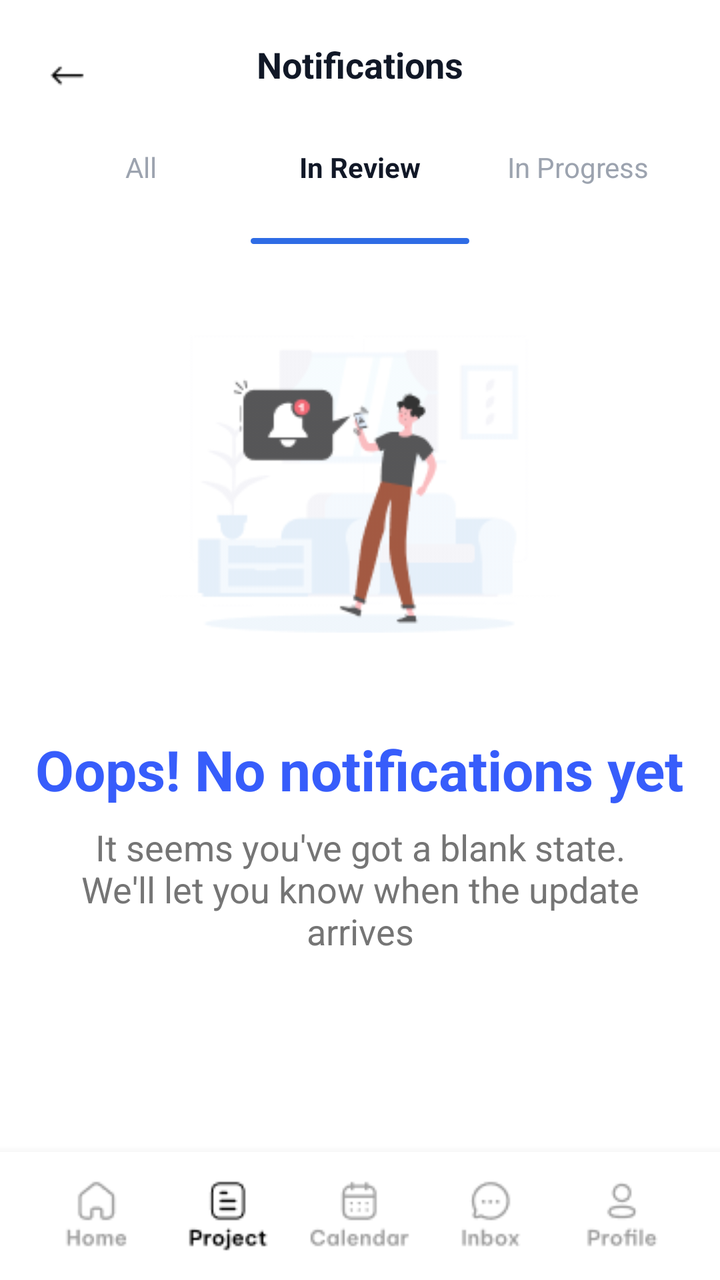
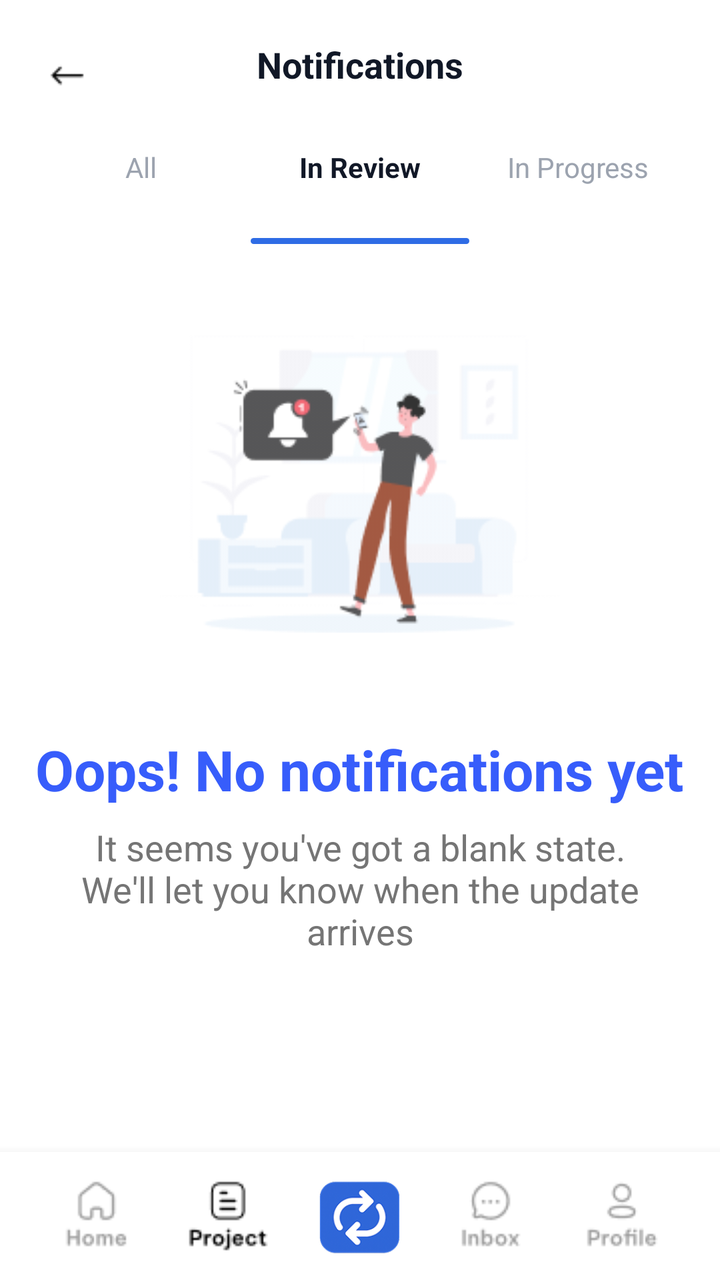

Compare the two renders of this Android layout. The source of the first and the diff that turns it into the second are given below.
<!-- AndroidManifest.xml: application theme Theme.Teamflow -->
<!-- res/layout/activity_notifications_empty.xml -->
<RelativeLayout xmlns:android="http://schemas.android.com/apk/res/android"
    android:layout_width="match_parent"
    android:layout_height="match_parent"
    android:background="#FFFFFF">

    
    <RelativeLayout
        android:layout_marginTop="10dp"
        android:id="@+id/topBar"
        android:layout_width="match_parent"
        android:layout_height="56dp"
        android:paddingStart="16dp"
        android:paddingEnd="16dp"
        android:gravity="center_vertical">

        <ImageView
            android:id="@+id/btnBack"
            android:layout_width="36dp"
            android:layout_height="36dp"
            android:src="@drawable/back_arrow" />

        <TextView
            android:id="@+id/tvTitle"
            android:layout_width="wrap_content"
            android:layout_height="wrap_content"
            android:layout_centerHorizontal="true"
            android:text="Notifications"
            android:textSize="18sp"
            android:textStyle="bold"
            android:textColor="#111827" />
    </RelativeLayout>

    
    <RelativeLayout
        android:id="@+id/tabs"
        android:layout_width="match_parent"
        android:layout_height="56dp"
        android:layout_below="@id/topBar"
        android:paddingStart="16dp"
        android:paddingEnd="16dp">

        <LinearLayout
            android:layout_width="match_parent"
            android:layout_height="match_parent"
            android:orientation="horizontal"
            android:gravity="center_vertical">

            <RelativeLayout
                android:id="@+id/tabPending"
                android:layout_width="0dp"
                android:layout_height="match_parent"
                android:layout_weight="1">

                <TextView
                    android:layout_width="wrap_content"
                    android:layout_height="wrap_content"
                    android:layout_centerHorizontal="true"
                    android:layout_marginTop="8dp"
                    android:text="All"
                    android:textSize="14sp"
                    android:textColor="#9CA3AF"/>

                

            </RelativeLayout>

            <RelativeLayout
                android:id="@+id/tabCompleted"
                android:layout_width="0dp"
                android:layout_height="match_parent"
                android:layout_weight="1">

                <TextView
                    android:layout_width="wrap_content"
                    android:layout_height="wrap_content"
                    android:layout_centerHorizontal="true"
                    android:layout_marginTop="8dp"
                    android:text="In Review"
                    android:textColor="#111827"
                    android:textStyle="bold"

                    android:textSize="14sp"
                    />
                <View
                    android:layout_width="match_parent"
                    android:layout_height="3dp"
                    android:layout_alignParentBottom="true"
                    android:layout_centerHorizontal="true"
                    android:background="@drawable/bg_tab_indicator"/>
            </RelativeLayout>

            <RelativeLayout
                android:id="@+id/tabAll"
                android:layout_width="0dp"
                android:layout_height="match_parent"
                android:layout_weight="1">

                <TextView
                    android:layout_width="wrap_content"
                    android:layout_height="wrap_content"
                    android:layout_centerHorizontal="true"
                    android:layout_marginTop="8dp"
                    android:text="In Progress"
                    android:textSize="14sp"
                    android:textColor="#9CA3AF" />
            </RelativeLayout>
        </LinearLayout>
    </RelativeLayout>

    
    <LinearLayout
        android:layout_width="match_parent"
        android:layout_height="match_parent"
        android:orientation="vertical"
        android:gravity="center"
        android:layout_marginTop="40dp"
        android:layout_marginBottom="60dp">

        <ImageView
            android:id="@+id/imgEmptyNotifs"
            android:layout_width="200dp"
            android:layout_height="200dp"
            android:src="@drawable/notifications_empty_image"
            android:contentDescription="No Notifications"
            android:alpha="0.8" />

        <TextView
            android:id="@+id/Desc"
            android:layout_width="wrap_content"
            android:layout_height="wrap_content"
            android:layout_marginTop="24dp"
            android:text="Oops! No notifications yet"
            android:textColor="@color/bluebg"
            android:textStyle="bold"
            android:textSize="28sp" />

        <TextView
            android:id="@+id/txtEmptyNotifs"
            android:layout_width="280dp"
            android:layout_height="wrap_content"
            android:layout_marginTop="8dp"
            android:text="It seems you've got a blank state. We'll let you know when the update arrives"
            android:gravity="center"
            android:textColor="#757575"
            android:textSize="18sp" />

    </LinearLayout>

    
    <LinearLayout
        android:id="@+id/bottomNav"
        android:layout_width="match_parent"
        android:layout_height="64dp"
        android:layout_alignParentBottom="true"
        android:orientation="horizontal"
        android:background="#FFFFFF"
        android:paddingStart="16dp"
        android:paddingEnd="16dp"
        android:elevation="8dp">

        
        <LinearLayout
            android:layout_width="0dp"
            android:layout_height="match_parent"
            android:layout_weight="1"
            android:gravity="center"
            android:orientation="vertical">

            <ImageView
                android:layout_width="wrap_content"
                android:layout_height="wrap_content"
                android:src="@drawable/home_unselect"
                />


        </LinearLayout>

        
        <LinearLayout
            android:layout_width="0dp"
            android:layout_height="match_parent"
            android:layout_weight="1"
            android:gravity="center"
            android:orientation="vertical">
            <ImageView android:layout_width="wrap_content" android:layout_height="wrap_content" android:src="@drawable/project"
                android:tint="@color/black"/>
        </LinearLayout>

        <LinearLayout
            android:layout_width="0dp"
            android:layout_height="match_parent"
            android:layout_weight="1"
            android:gravity="center"
            android:orientation="vertical">
            <ImageView android:layout_width="wrap_content" android:layout_height="wrap_content" android:src="@drawable/calendar_unselect"/>
        </LinearLayout>

        <LinearLayout
            android:layout_width="0dp"
            android:layout_height="match_parent"
            android:layout_weight="1"
            android:gravity="center"
            android:orientation="vertical">
            <ImageView android:layout_width="wrap_content" android:layout_height="wrap_content" android:src="@drawable/inbox_unselect"/>
        </LinearLayout>

        <LinearLayout
            android:layout_width="0dp"
            android:layout_height="match_parent"
            android:layout_weight="1"
            android:gravity="center"
            android:orientation="vertical">
            <ImageView android:layout_width="wrap_content" android:layout_height="wrap_content" android:src="@drawable/profile_unselect"/>
        </LinearLayout>
    </LinearLayout>
</RelativeLayout>
<!-- resources referenced by this layout -->
<resources>
  <color name="black">#FF000000</color>
  <color name="bluebg">#375DFB</color>
  <!-- drawable back_arrow: png bitmap (drawable, 621 bytes) -->
  <!-- drawable bg_tab_indicator (drawable) -->
  <shape xmlns:android="http://schemas.android.com/apk/res/android">
      <solid android:color="#2F6CE5"/>
      <corners android:radius="99dp"/>
  </shape>
  <!-- drawable calendar_unselect: png bitmap (drawable, 1151 bytes) -->
  <!-- drawable home_unselect: png bitmap (drawable, 898 bytes) -->
  <!-- drawable inbox_unselect: png bitmap (drawable, 952 bytes) -->
  <!-- drawable notifications_empty_image: png bitmap (drawable, 9455 bytes) -->
  <!-- drawable profile_unselect: png bitmap (drawable, 1003 bytes) -->
  <!-- drawable project: png bitmap (drawable, 1049 bytes) -->
  <style name="Theme.Teamflow" parent="Base.Theme.Teamflow" />
  <style name="Base.Theme.Teamflow" parent="Theme.Material3.DayNight.NoActionBar">
          
         <item name="colorPrimary">#2F6CE5</item>
      </style>
</resources>

<!-- the commit's change to res/layout/activity_notifications_empty.xml (unified diff, before → after) -->
@@ -192,7 +192,7 @@
             android:layout_weight="1"
             android:gravity="center"
             android:orientation="vertical">
-            <ImageView android:layout_width="wrap_content" android:layout_height="wrap_content" android:src="@drawable/calendar_unselect"/>
+            <ImageView android:layout_width="wrap_content" android:layout_height="wrap_content" android:src="@drawable/logo_main"/>
         </LinearLayout>
 
         <LinearLayout
<!-- resource entries referenced after the edit -->
@@ -8,9 +8,9 @@
       <solid android:color="#2F6CE5"/>
       <corners android:radius="99dp"/>
   </shape>
-  <!-- drawable calendar_unselect: png bitmap (drawable, 1151 bytes) -->
   <!-- drawable home_unselect: png bitmap (drawable, 898 bytes) -->
   <!-- drawable inbox_unselect: png bitmap (drawable, 952 bytes) -->
+  <!-- drawable logo_main: png bitmap (drawable, 15760 bytes) -->
   <!-- drawable notifications_empty_image: png bitmap (drawable, 9455 bytes) -->
   <!-- drawable profile_unselect: png bitmap (drawable, 1003 bytes) -->
   <!-- drawable project: png bitmap (drawable, 1049 bytes) -->
